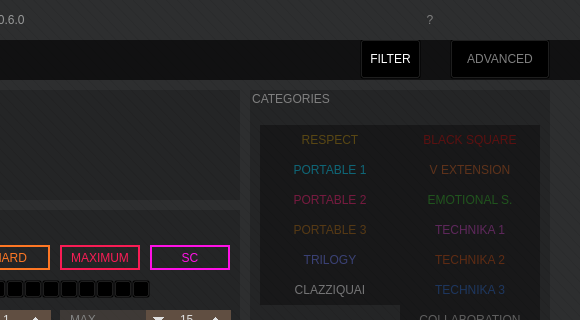
Before: the Qt Designer form ui/selector.ui in wowvv0w/djmax-random-selector, drawn with Qt 5; both pictures show x 160 to 740 and y 0 to 320 of the 740 by 540 pixel window.
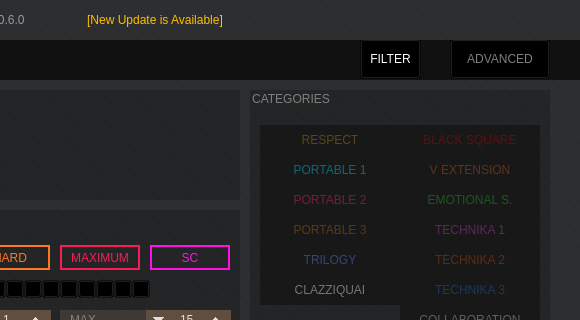
After: the same form once the commit is applied. Icons and pictures are not drawn.

Patch:
```diff
--- a/ui/selector.ui
+++ b/ui/selector.ui
@@ -2864,6 +2864,30 @@
       <string>DJMAX Random Selector V0.6.0</string>
      </property>
     </widget>
+    <widget class="QPushButton" name="update_button">
+     <property name="geometry">
+      <rect>
+       <x>240</x>
+       <y>0</y>
+       <width>150</width>
+       <height>40</height>
+      </rect>
+     </property>
+     <property name="styleSheet">
+      <string notr="true">QPushButton{
+	color: #ffbe00;
+	background: none;
+	border: none;
+	font: 13px &quot;Lato&quot;
+}
+QPushButton:hover{
+	background:#3d3e3f;
+}</string>
+     </property>
+     <property name="text">
+      <string>[New Update is Available]</string>
+     </property>
+    </widget>
    </widget>
    <widget class="QLabel" name="lock_all">
     <property name="geometry">
@@ -2952,7 +2976,7 @@
     <property name="geometry">
      <rect>
       <x>560</x>
-      <y>0</y>
+      <y>-60</y>
       <width>60</width>
       <height>40</height>
      </rect>
```
